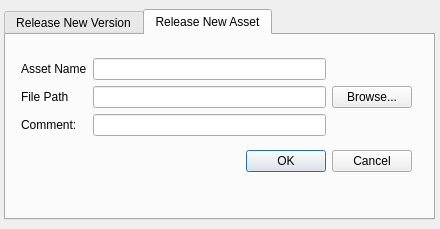
Old version of the form scripts/PipelineManagementTools/gui/releaseAssetDialog.ui in the repository jw0z96/PipelineManagementTools.
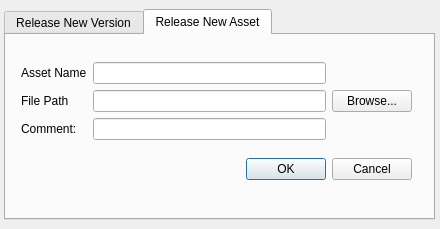
New version of the form. The open tabs and pages were chosen to show the change.

Commit message: release dialog working; needs some refactor

```diff
--- a/scripts/PipelineManagementTools/gui/releaseAssetDialog.ui
+++ b/scripts/PipelineManagementTools/gui/releaseAssetDialog.ui
@@ -115,7 +115,7 @@
        <x>10</x>
        <y>10</y>
        <width>401</width>
-       <height>141</height>
+       <height>154</height>
       </rect>
      </property>
      <layout class="QVBoxLayout" name="verticalLayout">
```
Left out of the diff: 2 changed lines with no effect on the pictures. The commit also changes 6 other files.
